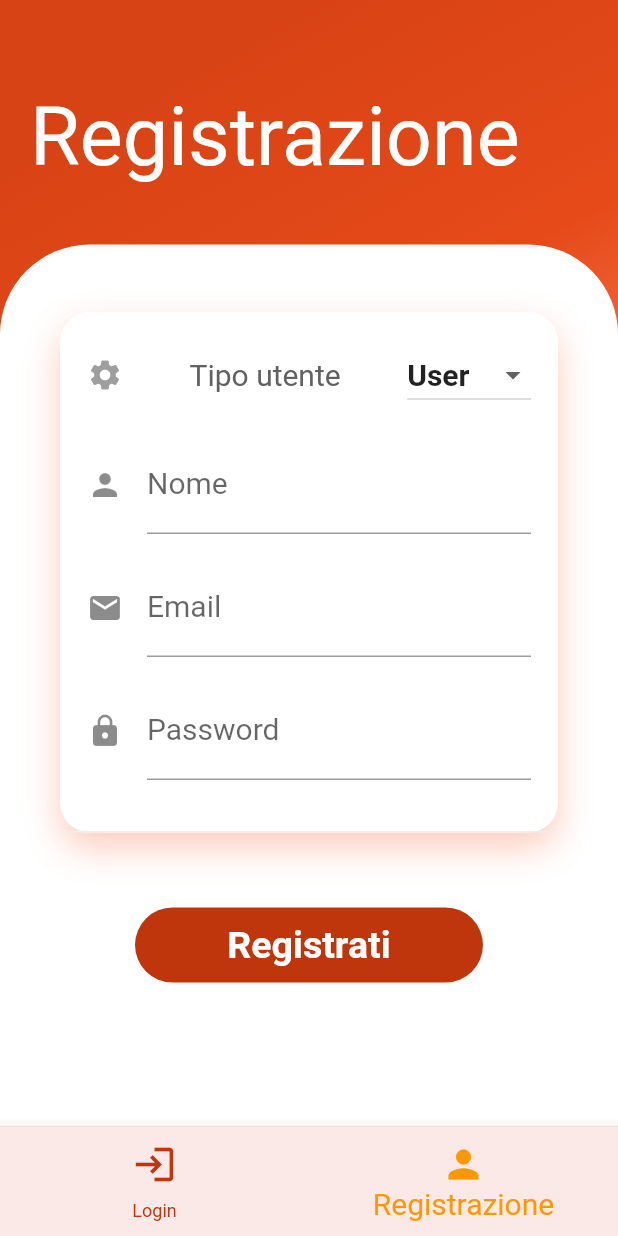
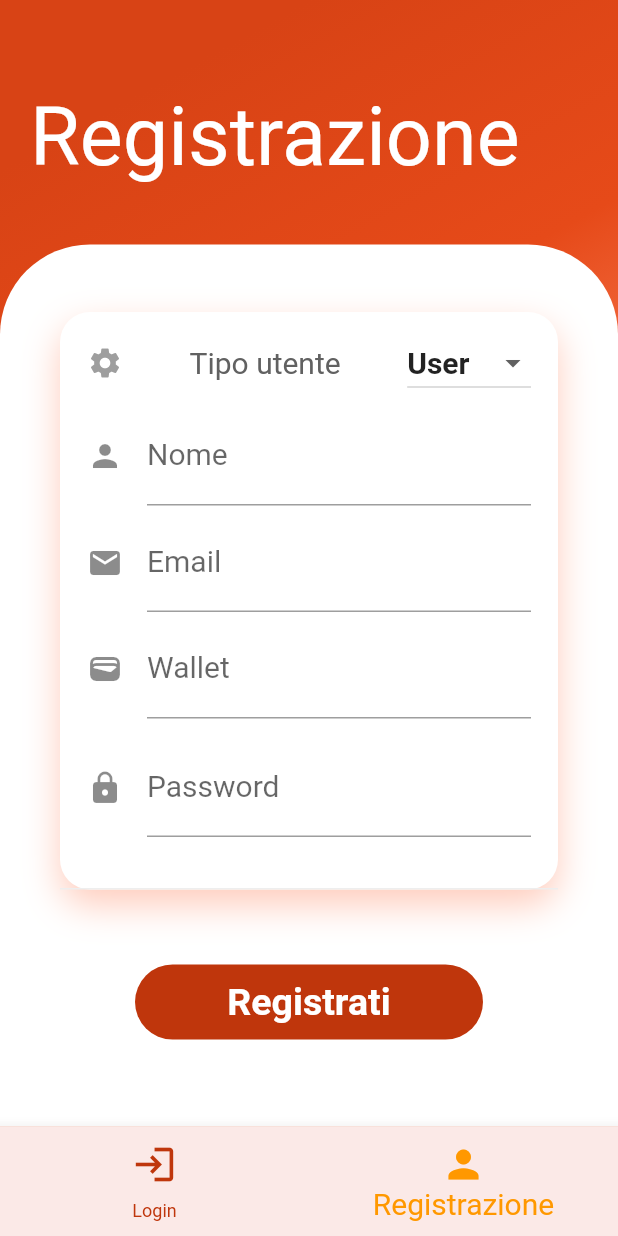
Before and after one commit to andreadeluna/ProgettoSD, a Flutter app: the screen it shows after launch, item 2 of the bottom bar chosen, on a phone screen of 412 x 824 dp. Run offline on Flutter 3.47's test engine with Material 2 defaults, Android fonts, the phone set to English and light mode, and no system bars; our stand-ins replace cloud_firestore, firebase_auth, firebase_core, fluttertoast; accounts and stored records are empty.

Commit message:
Aggiunta campo wallet in schermata registrazione

```diff
--- a/lib/schermate/registrazione.dart
+++ b/lib/schermate/registrazione.dart
@@ -29,6 +29,7 @@ class _RegisterState extends State<Register> {
     // *** Dichiarazione variabili ***
     final TextEditingController nomeController = TextEditingController();
     final TextEditingController emailController = TextEditingController();
+    final TextEditingController walletController = TextEditingController();
     final TextEditingController passwordController = TextEditingController();
     final authService = Provider.of<Autenticazione>(context);
 
@@ -128,7 +129,7 @@ class _RegisterState extends State<Register> {
                                           children: [
                                             Padding(
                                               padding:
-                                              const EdgeInsets.all(8.0),
+                                              const EdgeInsets.fromLTRB(8.0, 0, 8.0, 5.0),
                                               child: Row(
                                                 mainAxisAlignment:
                                                 MainAxisAlignment
@@ -159,7 +160,7 @@ class _RegisterState extends State<Register> {
                                             ),
                                             Padding(
                                               padding:
-                                              const EdgeInsets.all(8.0),
+                                              const EdgeInsets.fromLTRB(8.0, 0, 8.0, 5.0),
                                               child: TextFormField(
                                                 style: const TextStyle(
                                                     fontSize: 20),
@@ -174,7 +175,7 @@ class _RegisterState extends State<Register> {
                                             ),
                                             Padding(
                                               padding:
-                                              const EdgeInsets.all(8.0),
+                                              const EdgeInsets.fromLTRB(8.0, 0, 8.0, 5.0),
                                               child: TextFormField(
                                                 style: const TextStyle(
                                                     fontSize: 20),
@@ -189,7 +190,23 @@ class _RegisterState extends State<Register> {
                                             ),
                                             Padding(
                                               padding:
-                                              const EdgeInsets.all(8.0),
+                                              const EdgeInsets.fromLTRB(8.0, 0, 8.0, 5.0),
+                                              child: TextFormField(
+                                                style: const TextStyle(
+                                                    fontSize: 20),
+                                                obscureText: true,
+                                                controller: walletController,
+                                                validator: validazioneWallet,
+                                                decoration:
+                                                const InputDecoration(
+                                                  labelText: "Wallet",
+                                                  icon: Icon(Icons.wallet),
+                                                ),
+                                              ),
+                                            ),
+                                            Padding(
+                                              padding:
+                                              const EdgeInsets.fromLTRB(8.0, 8.0, 8.0, 8.0),
                                               child: TextFormField(
                                                 style: const TextStyle(
                                                     fontSize: 20),
@@ -339,6 +356,15 @@ String? validazioneEmail(String? formEmail) {
   return null;
 }
 
+// Validazione campo di inserimento wallet
+String? validazioneWallet(String? formWallet) {
+  if (formWallet == null || formWallet.isEmpty) {
+    return "Il wallet è richiesto";
+  }
+
+  return null;
+}
+
 // Validazione campo di inserimento password
 String? validazionePassword(String? formPassword) {
   if (formPassword == null || formPassword.isEmpty) {
```
